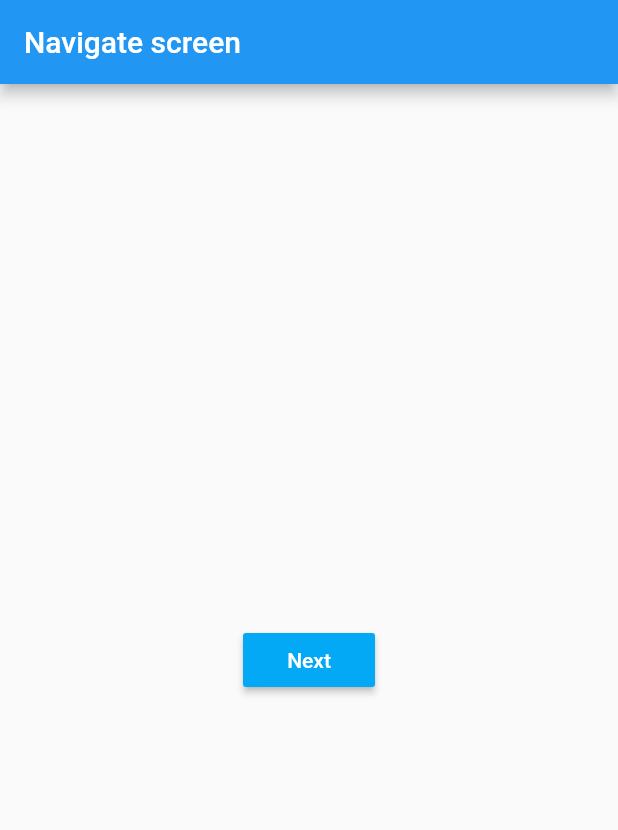
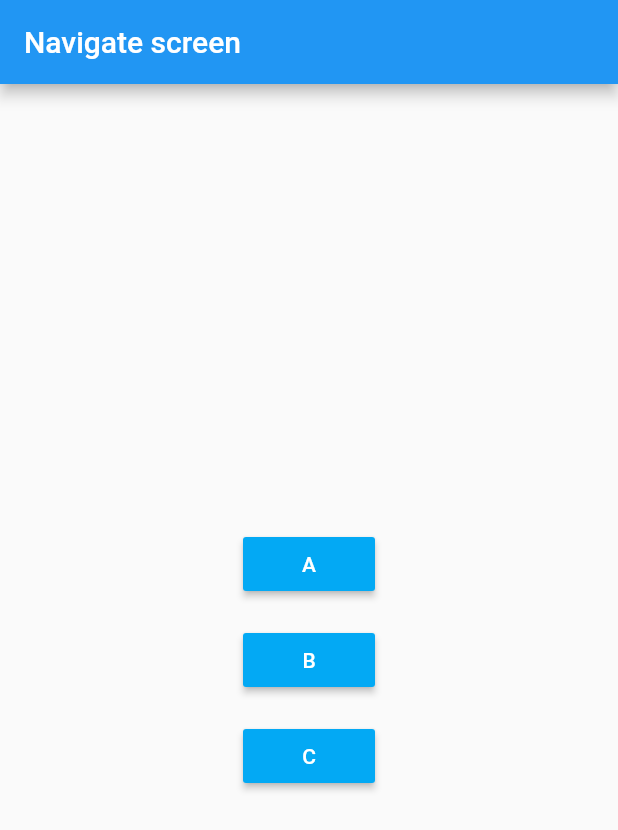
Before and after one commit to kakueki61/flutter_sample, a Flutter app: the NavigateScreen screen opened directly, on a phone screen of 412 x 824 dp. Shown: the top 830 px of the screen. Run offline on Flutter 3.47's test engine with Material 2 defaults, Android fonts, the phone set to English and light mode, and no system bars.

Commit message:
Passes String value to DetailScreen from NavigateScreen

```diff
--- a/lib/navigate_screen.dart
+++ b/lib/navigate_screen.dart
@@ -1,5 +1,5 @@
 import 'package:flutter/material.dart';
-import 'next_screen.dart';
+import 'detail_screen.dart';
 
 class NavigateScreen extends StatelessWidget {
   @override
@@ -9,21 +9,51 @@ class NavigateScreen extends StatelessWidget {
         title: new Text('Navigate screen'),
       ),
       body: new Center(
-        child: new RaisedButton(
-          child: new Text('Next'),
-          textColor: Colors.white,
-          color: Colors.lightBlue,
-          onPressed: () {
-            _onPressNext(context);
-          }
+        child: new Column(
+          mainAxisAlignment: MainAxisAlignment.center,
+          children: <Widget>[
+            new Padding(
+              padding: const EdgeInsets.all(8.0),
+              child: new RaisedButton(
+                child: new Text('A'),
+                textColor: Colors.white,
+                color: Colors.lightBlue,
+                onPressed: () {
+                  _navigateToNext(context, 'A');
+                }
+              )
+            ),
+            new Padding(
+              padding: const EdgeInsets.all(8.0),
+              child: new RaisedButton(
+                child: new Text('B'),
+                textColor: Colors.white,
+                color: Colors.lightBlue,
+                onPressed: () {
+                  _navigateToNext(context, 'B');
+                }
+              )
+            ),
+            new Padding(
+              padding: const EdgeInsets.all(8.0),
+              child: new RaisedButton(
+                child: new Text('C'),
+                textColor: Colors.white,
+                color: Colors.lightBlue,
+                onPressed: () {
+                  _navigateToNext(context, 'C');
+                }
+              )
+            )
+          ]
         )
       )
     );
   }
 
-  void _onPressNext(BuildContext context) {
+  void _navigateToNext(BuildContext context, String text) {
     Navigator.push(context, new MaterialPageRoute(builder: (context) =>
-      new NextScreen()
+      new DetailScreen(text: text)
     ));
   }
 }
```
